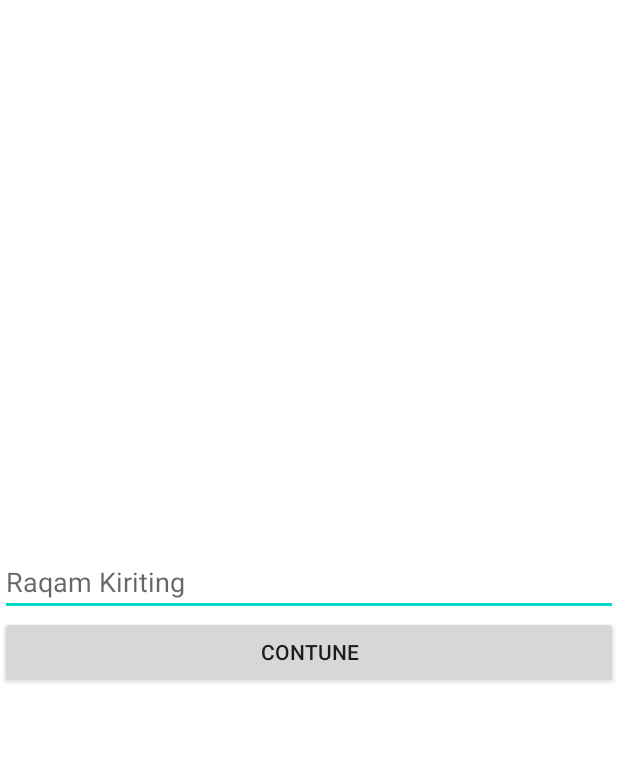
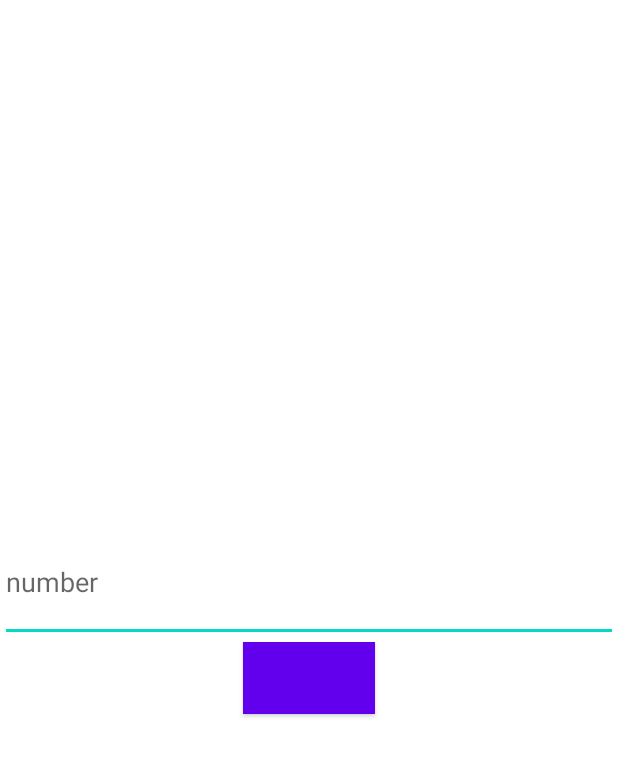
Before and after one commit to QoriDev01/call-sms, an Android app: the layout activity_main.xml on its own in the app's theme, with its tools: preview values and no code run, on a phone screen of 412 x 824 dp. Shown: the top 757 px of the screen. Run offline under Robolectric (Android 15) with nearby library versions, the phone set to English and light mode, and no system bars.

Commit message:
version2.0

```diff
--- a/app/src/main/res/layout/activity_main.xml
+++ b/app/src/main/res/layout/activity_main.xml
@@ -1,22 +1,21 @@
 <?xml version="1.0" encoding="utf-8"?>
 <LinearLayout xmlns:android="http://schemas.android.com/apk/res/android"
+    xmlns:app="http://schemas.android.com/apk/res-auto"
     xmlns:tools="http://schemas.android.com/tools"
     android:layout_width="match_parent"
     android:layout_height="match_parent"
+    android:orientation="vertical"
     android:gravity="center"
-    android:orientation="vertical"
     tools:context=".MainActivity">
-
     <EditText
-        android:id="@+id/MainEditText"
+        android:id="@+id/number_edit"
         android:layout_width="match_parent"
+        android:layout_height="80dp"
+        android:hint="number"/>
+    <Button
+        android:id="@+id/bten_number"
+        android:layout_width="wrap_content"
         android:layout_height="wrap_content"
-        android:hint="Raqam Kiriting" />
-
-    <androidx.appcompat.widget.AppCompatButton
-        android:id="@+id/MainButton"
-        android:layout_width="match_parent"
-        android:layout_height="wrap_content"
-        android:text="Contune" />
+        android:background="@color/black"/>
 
 </LinearLayout>
```
Also changed, not shown: app/src/main/AndroidManifest.xml (+7 -7 lines), app/src/main/java/com/example/registrationbyphone/MainActivity.kt (+35 -85 lines), app/src/main/java/com/example/registrationbyphone/MainActivity2.kt (+40 -0 lines), 1 other file.
